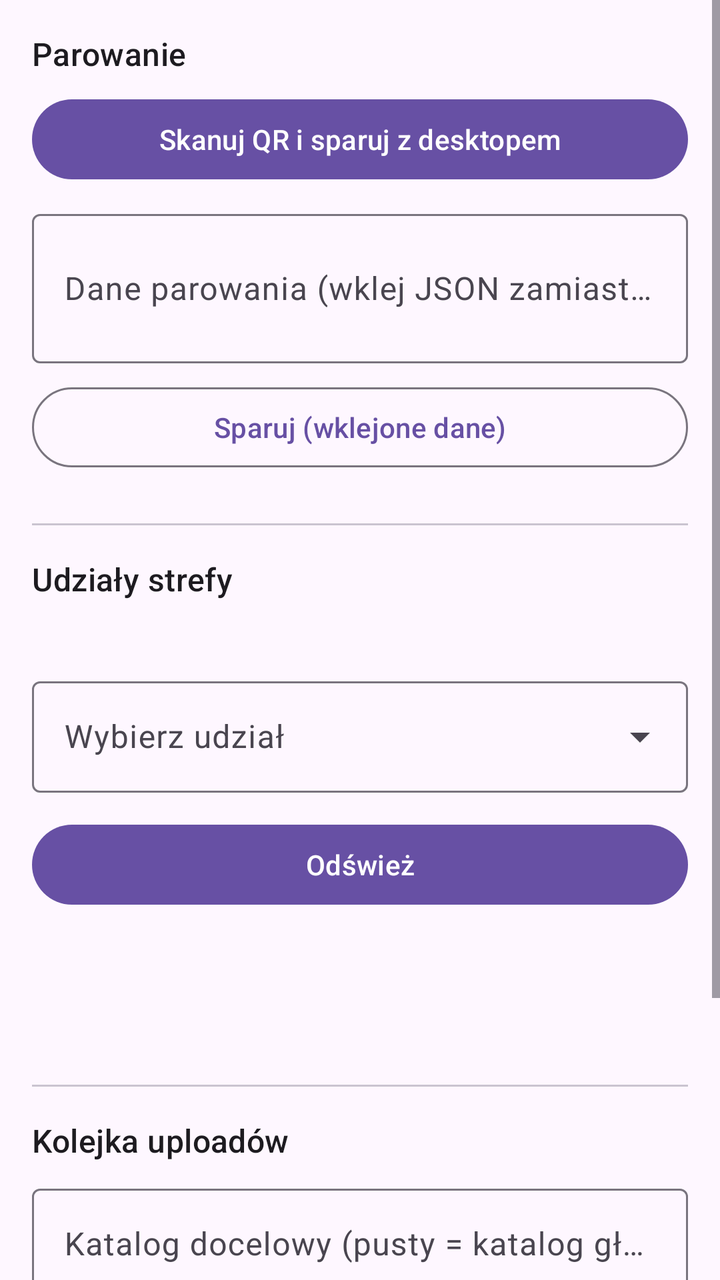
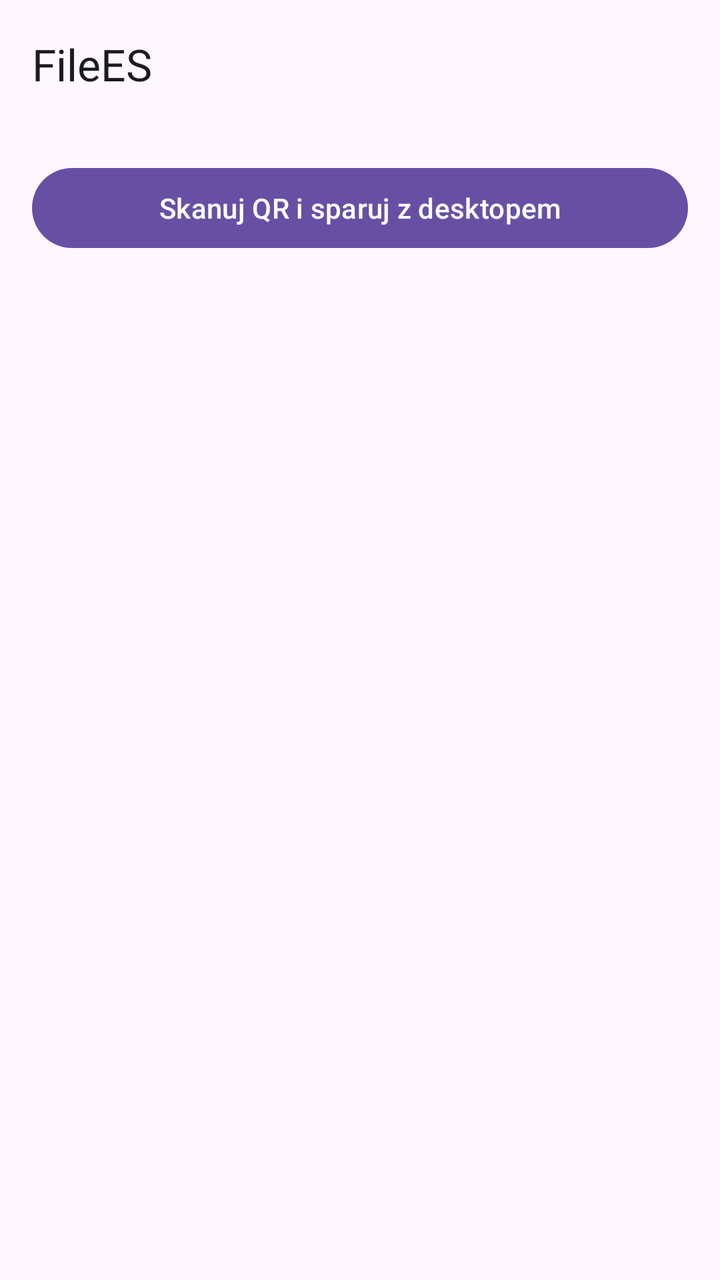

Two renders of the same Android screen: before a commit and after it. Below are the layout's source before the change and the commit's diff.
<!-- AndroidManifest.xml: application theme Theme.Filees -->
<!-- res/layout/activity_main.xml -->
<?xml version="1.0" encoding="utf-8"?>
<ScrollView xmlns:android="http://schemas.android.com/apk/res/android"
    xmlns:app="http://schemas.android.com/apk/res-auto"
    android:layout_width="match_parent"
    android:layout_height="match_parent">

    <LinearLayout
        android:layout_width="match_parent"
        android:layout_height="wrap_content"
        android:orientation="vertical"
        android:padding="16dp">

        <TextView
            android:layout_width="wrap_content"
            android:layout_height="wrap_content"
            android:text="@string/section_activation"
            android:textAppearance="?attr/textAppearanceTitleMedium" />

        <com.google.android.material.button.MaterialButton
            android:id="@+id/buttonScanQr"
            android:layout_width="match_parent"
            android:layout_height="wrap_content"
            android:layout_marginTop="8dp"
            android:text="@string/action_scan_qr" />

        <com.google.android.material.textfield.TextInputLayout
            android:layout_width="match_parent"
            android:layout_height="wrap_content"
            android:layout_marginTop="8dp">

            <com.google.android.material.textfield.TextInputEditText
                android:id="@+id/editPairingPayload"
                android:layout_width="match_parent"
                android:layout_height="wrap_content"
                android:hint="@string/hint_pairing_payload"
                android:inputType="textMultiLine"
                android:minLines="2"
                android:saveEnabled="false" />
        </com.google.android.material.textfield.TextInputLayout>

        <com.google.android.material.button.MaterialButton
            android:id="@+id/buttonPairPasted"
            style="@style/Widget.Material3.Button.OutlinedButton"
            android:layout_width="match_parent"
            android:layout_height="wrap_content"
            android:layout_marginTop="8dp"
            android:text="@string/action_pair_pasted" />

        <TextView
            android:id="@+id/labelDevicePublicKey"
            android:layout_width="wrap_content"
            android:layout_height="wrap_content"
            android:layout_marginTop="16dp"
            android:text="@string/label_device_public_key"
            android:visibility="gone" />

        <TextView
            android:id="@+id/textDevicePublicKey"
            android:layout_width="match_parent"
            android:layout_height="wrap_content"
            android:layout_marginTop="4dp"
            android:fontFamily="monospace"
            android:textIsSelectable="true"
            android:visibility="gone" />

        <View
            android:layout_width="match_parent"
            android:layout_height="1dp"
            android:layout_marginTop="24dp"
            android:layout_marginBottom="16dp"
            android:background="?attr/colorOutlineVariant" />

        <TextView
            android:layout_width="wrap_content"
            android:layout_height="wrap_content"
            android:text="@string/section_repository"
            android:textAppearance="?attr/textAppearanceTitleMedium" />

        <TextView
            android:id="@+id/textRealmProjection"
            android:layout_width="match_parent"
            android:layout_height="wrap_content"
            android:layout_marginTop="8dp"
            android:textIsSelectable="true" />

        <com.google.android.material.textfield.TextInputLayout
            android:id="@+id/layoutShare"
            style="@style/Widget.Material3.TextInputLayout.OutlinedBox.ExposedDropdownMenu"
            android:layout_width="match_parent"
            android:layout_height="wrap_content"
            android:layout_marginTop="8dp"
            android:hint="@string/hint_share">

            <AutoCompleteTextView
                android:id="@+id/pickerShare"
                android:layout_width="match_parent"
                android:layout_height="wrap_content"
                android:inputType="none"
                android:importantForAutofill="no" />
        </com.google.android.material.textfield.TextInputLayout>

        <com.google.android.material.button.MaterialButton
            android:id="@+id/buttonRefresh"
            android:layout_width="match_parent"
            android:layout_height="wrap_content"
            android:layout_marginTop="12dp"
            android:text="@string/action_refresh" />

        <TextView
            android:id="@+id/textStatus"
            android:layout_width="match_parent"
            android:layout_height="wrap_content"
            android:layout_marginTop="16dp"
            android:textIsSelectable="true" />

        <TextView
            android:id="@+id/textManifest"
            android:layout_width="match_parent"
            android:layout_height="wrap_content"
            android:layout_marginTop="8dp"
            android:fontFamily="monospace"
            android:textIsSelectable="true" />

        <View
            android:layout_width="match_parent"
            android:layout_height="1dp"
            android:layout_marginTop="24dp"
            android:layout_marginBottom="16dp"
            android:background="?attr/colorOutlineVariant" />

        <TextView
            android:layout_width="wrap_content"
            android:layout_height="wrap_content"
            android:text="@string/section_uploads"
            android:textAppearance="?attr/textAppearanceTitleMedium" />

        <com.google.android.material.textfield.TextInputLayout
            android:layout_width="match_parent"
            android:layout_height="wrap_content"
            android:layout_marginTop="8dp">

            <com.google.android.material.textfield.TextInputEditText
                android:id="@+id/editParentPath"
                android:layout_width="match_parent"
                android:layout_height="wrap_content"
                android:hint="@string/hint_parent_path"
                android:inputType="text" />
        </com.google.android.material.textfield.TextInputLayout>

        <com.google.android.material.button.MaterialButton
            android:id="@+id/buttonPickFile"
            android:layout_width="match_parent"
            android:layout_height="wrap_content"
            android:layout_marginTop="12dp"
            android:text="@string/action_pick_file" />

        <com.google.android.material.button.MaterialButton
            android:id="@+id/buttonDrain"
            style="@style/Widget.Material3.Button.OutlinedButton"
            android:layout_width="match_parent"
            android:layout_height="wrap_content"
            android:layout_marginTop="8dp"
            android:text="@string/action_drain" />

        <TextView
            android:id="@+id/textUploadsEmpty"
            android:layout_width="match_parent"
            android:layout_height="wrap_content"
            android:layout_marginTop="12dp"
            android:text="@string/uploads_empty" />

        <androidx.recyclerview.widget.RecyclerView
            android:id="@+id/recyclerUploads"
            android:layout_width="match_parent"
            android:layout_height="wrap_content"
            android:layout_marginTop="8dp"
            android:nestedScrollingEnabled="false" />

    </LinearLayout>
</ScrollView>
<!-- resources referenced by this layout -->
<resources>
  <string name="action_drain">Wyślij kolejkę</string>
  <string name="action_pair_pasted">Sparuj (wklejone dane)</string>
  <string name="action_pick_file">Wybierz plik do wysłania…</string>
  <string name="action_refresh">Odśwież</string>
  <string name="action_scan_qr">Skanuj QR i sparuj z desktopem</string>
  <string name="hint_pairing_payload">Dane parowania (wklej JSON zamiast skanować QR)</string>
  <string name="hint_parent_path">Katalog docelowy (pusty = katalog główny)</string>
  <string name="hint_share">Wybierz udział</string>
  <string name="label_device_public_key">Klucz publiczny tego urządzenia:</string>
  <string name="section_activation">Parowanie</string>
  <string name="section_repository">Udziały strefy</string>
  <string name="section_uploads">Kolejka uploadów</string>
  <string name="uploads_empty">Kolejka jest pusta.</string>
  <style name="Theme.Filees" parent="Theme.Material3.DayNight.NoActionBar" />
</resources>

<!-- the commit's change to res/layout/activity_main.xml (unified diff, before → after) -->
@@ -1,180 +1,75 @@
 <?xml version="1.0" encoding="utf-8"?>
-<ScrollView xmlns:android="http://schemas.android.com/apk/res/android"
+<FrameLayout xmlns:android="http://schemas.android.com/apk/res/android"
     xmlns:app="http://schemas.android.com/apk/res-auto"
     android:layout_width="match_parent"
     android:layout_height="match_parent">
 
     <LinearLayout
         android:layout_width="match_parent"
+        android:layout_height="match_parent"
+        android:orientation="vertical">
+
+        <com.google.android.material.appbar.MaterialToolbar
+            android:id="@+id/toolbar"
+            android:layout_width="match_parent"
+            android:layout_height="wrap_content"
+            android:background="?attr/colorSurface"
+            app:title="@string/app_name" />
+
+        <LinearLayout
+            android:id="@+id/panelUnpaired"
+            android:layout_width="match_parent"
+            android:layout_height="wrap_content"
+            android:orientation="vertical"
+            android:padding="16dp">
+
+            <com.google.android.material.button.MaterialButton
+                android:id="@+id/buttonScanQr"
+                android:layout_width="match_parent"
+                android:layout_height="wrap_content"
+                android:text="@string/action_scan_qr" />
+        </LinearLayout>
+
+        <androidx.recyclerview.widget.RecyclerView
+            android:id="@+id/recyclerBrowse"
+            android:layout_width="match_parent"
+            android:layout_height="0dp"
+            android:layout_weight="1"
+            android:clipToPadding="false"
+            android:paddingStart="16dp"
+            android:paddingEnd="16dp"
+            android:paddingBottom="88dp"
+            android:visibility="gone" />
+    </LinearLayout>
+
+    <com.google.android.material.floatingactionbutton.ExtendedFloatingActionButton
+        android:id="@+id/buttonAdd"
+        android:layout_width="wrap_content"
         android:layout_height="wrap_content"
+        android:layout_gravity="bottom|end"
+        android:layout_margin="16dp"
+        android:text="@string/action_add"
+        android:visibility="gone"
+        app:icon="@drawable/ic_file" />
+
+    <LinearLayout
+        android:id="@+id/overlayBusy"
+        android:layout_width="match_parent"
+        android:layout_height="match_parent"
+        android:background="#CCFFFFFF"
+        android:gravity="center"
         android:orientation="vertical"
-        android:padding="16dp">
+        android:visibility="gone">
+
+        <ProgressBar
+            android:layout_width="wrap_content"
+            android:layout_height="wrap_content" />
 
         <TextView
+            android:id="@+id/textBusy"
             android:layout_width="wrap_content"
             android:layout_height="wrap_content"
-            android:text="@string/section_activation"
-            android:textAppearance="?attr/textAppearanceTitleMedium" />
-
-        <com.google.android.material.button.MaterialButton
-            android:id="@+id/buttonScanQr"
-            android:layout_width="match_parent"
-            android:layout_height="wrap_content"
-            android:layout_marginTop="8dp"
-            android:text="@string/action_scan_qr" />
-
-        <com.google.android.material.textfield.TextInputLayout
-            android:layout_width="match_parent"
-            android:layout_height="wrap_content"
-            android:layout_marginTop="8dp">
-
-            <com.google.android.material.textfield.TextInputEditText
-                android:id="@+id/editPairingPayload"
-                android:layout_width="match_parent"
-                android:layout_height="wrap_content"
-                android:hint="@string/hint_pairing_payload"
-                android:inputType="textMultiLine"
-                android:minLines="2"
-                android:saveEnabled="false" />
-        </com.google.android.material.textfield.TextInputLayout>
-
-        <com.google.android.material.button.MaterialButton
-            android:id="@+id/buttonPairPasted"
-            style="@style/Widget.Material3.Button.OutlinedButton"
-            android:layout_width="match_parent"
-            android:layout_height="wrap_content"
-            android:layout_marginTop="8dp"
-            android:text="@string/action_pair_pasted" />
-
-        <TextView
-            android:id="@+id/labelDevicePublicKey"
-            android:layout_width="wrap_content"
-            android:layout_height="wrap_content"
-            android:layout_marginTop="16dp"
-            android:text="@string/label_device_public_key"
-            android:visibility="gone" />
-
-        <TextView
-            android:id="@+id/textDevicePublicKey"
-            android:layout_width="match_parent"
-            android:layout_height="wrap_content"
-            android:layout_marginTop="4dp"
-            android:fontFamily="monospace"
-            android:textIsSelectable="true"
-            android:visibility="gone" />
-
-        <View
-            android:layout_width="match_parent"
-            android:layout_height="1dp"
-            android:layout_marginTop="24dp"
-            android:layout_marginBottom="16dp"
-            android:background="?attr/colorOutlineVariant" />
-
-        <TextView
-            android:layout_width="wrap_content"
-            android:layout_height="wrap_content"
-            android:text="@string/section_repository"
-            android:textAppearance="?attr/textAppearanceTitleMedium" />
-
-        <TextView
-            android:id="@+id/textRealmProjection"
-            android:layout_width="match_parent"
-            android:layout_height="wrap_content"
-            android:layout_marginTop="8dp"
-            android:textIsSelectable="true" />
-
-        <com.google.android.material.textfield.TextInputLayout
-            android:id="@+id/layoutShare"
-            style="@style/Widget.Material3.TextInputLayout.OutlinedBox.ExposedDropdownMenu"
-            android:layout_width="match_parent"
-            android:layout_height="wrap_content"
-            android:layout_marginTop="8dp"
-            android:hint="@string/hint_share">
-
-            <AutoCompleteTextView
-                android:id="@+id/pickerShare"
-                android:layout_width="match_parent"
-                android:layout_height="wrap_content"
-                android:inputType="none"
-                android:importantForAutofill="no" />
-        </com.google.android.material.textfield.TextInputLayout>
-
-        <com.google.android.material.button.MaterialButton
-            android:id="@+id/buttonRefresh"
-            android:layout_width="match_parent"
-            android:layout_height="wrap_content"
             android:layout_marginTop="12dp"
-            android:text="@string/action_refresh" />
-
-        <TextView
-            android:id="@+id/textStatus"
-            android:layout_width="match_parent"
-            android:layout_height="wrap_content"
-            android:layout_marginTop="16dp"
-            android:textIsSelectable="true" />
-
-        <TextView
-            android:id="@+id/textManifest"
-            android:layout_width="match_parent"
-            android:layout_height="wrap_content"
-            android:layout_marginTop="8dp"
-            android:fontFamily="monospace"
-            android:textIsSelectable="true" />
-
-        <View
-            android:layout_width="match_parent"
-            android:layout_height="1dp"
-            android:layout_marginTop="24dp"
-            android:layout_marginBottom="16dp"
-            android:background="?attr/colorOutlineVariant" />
-
-        <TextView
-            android:layout_width="wrap_content"
-            android:layout_height="wrap_content"
-            android:text="@string/section_uploads"
-            android:textAppearance="?attr/textAppearanceTitleMedium" />
-
-        <com.google.android.material.textfield.TextInputLayout
-            android:layout_width="match_parent"
-            android:layout_height="wrap_content"
-            android:layout_marginTop="8dp">
-
-            <com.google.android.material.textfield.TextInputEditText
-                android:id="@+id/editParentPath"
-                android:layout_width="match_parent"
-                android:layout_height="wrap_content"
-                android:hint="@string/hint_parent_path"
-                android:inputType="text" />
-        </com.google.android.material.textfield.TextInputLayout>
-
-        <com.google.android.material.button.MaterialButton
-            android:id="@+id/buttonPickFile"
-            android:layout_width="match_parent"
-            android:layout_height="wrap_content"
-            android:layout_marginTop="12dp"
-            android:text="@string/action_pick_file" />
-
-        <com.google.android.material.button.MaterialButton
-            android:id="@+id/buttonDrain"
-            style="@style/Widget.Material3.Button.OutlinedButton"
-            android:layout_width="match_parent"
-            android:layout_height="wrap_content"
-            android:layout_marginTop="8dp"
-            android:text="@string/action_drain" />
-
-        <TextView
-            android:id="@+id/textUploadsEmpty"
-            android:layout_width="match_parent"
-            android:layout_height="wrap_content"
-            android:layout_marginTop="12dp"
-            android:text="@string/uploads_empty" />
-
-        <androidx.recyclerview.widget.RecyclerView
-            android:id="@+id/recyclerUploads"
-            android:layout_width="match_parent"
-            android:layout_height="wrap_content"
-            android:layout_marginTop="8dp"
-            android:nestedScrollingEnabled="false" />
-
+            android:text="@string/status_sending" />
     </LinearLayout>
-</ScrollView>
+</FrameLayout>
<!-- resource entries referenced after the edit -->
@@ -1,18 +1,23 @@
 <!-- resources referenced by this layout -->
 <resources>
-  <string name="action_drain">Wyślij kolejkę</string>
-  <string name="action_pair_pasted">Sparuj (wklejone dane)</string>
-  <string name="action_pick_file">Wybierz plik do wysłania…</string>
-  <string name="action_refresh">Odśwież</string>
+  <!-- drawable ic_file (drawable) -->
+  <?xml version="1.0" encoding="utf-8"?>
+  <vector xmlns:android="http://schemas.android.com/apk/res/android"
+      android:width="40dp"
+      android:height="40dp"
+      android:viewportWidth="40"
+      android:viewportHeight="40">
+      <path
+          android:fillColor="#0B1D3A"
+          android:pathData="M10,4h14l8,8v22c0,1.1 -0.9,2 -2,2H10c-1.1,0 -2,-0.9 -2,-2V6c0,-1.1 0.9,-2 2,-2z" />
+      <path
+          android:fillColor="#FF6A00"
+          android:pathData="M24,4v8h8" />
+  </vector>
+  <string name="action_add">Dodaj</string>
   <string name="action_scan_qr">Skanuj QR i sparuj z desktopem</string>
-  <string name="hint_pairing_payload">Dane parowania (wklej JSON zamiast skanować QR)</string>
-  <string name="hint_parent_path">Katalog docelowy (pusty = katalog główny)</string>
-  <string name="hint_share">Wybierz udział</string>
-  <string name="label_device_public_key">Klucz publiczny tego urządzenia:</string>
-  <string name="section_activation">Parowanie</string>
-  <string name="section_repository">Udziały strefy</string>
-  <string name="section_uploads">Kolejka uploadów</string>
-  <string name="uploads_empty">Kolejka jest pusta.</string>
+  <string name="app_name">FileES</string>
+  <string name="status_sending">Wysyłanie…</string>
   <style name="Theme.Filees" parent="Theme.Material3.DayNight.NoActionBar" />
 </resources>
 
